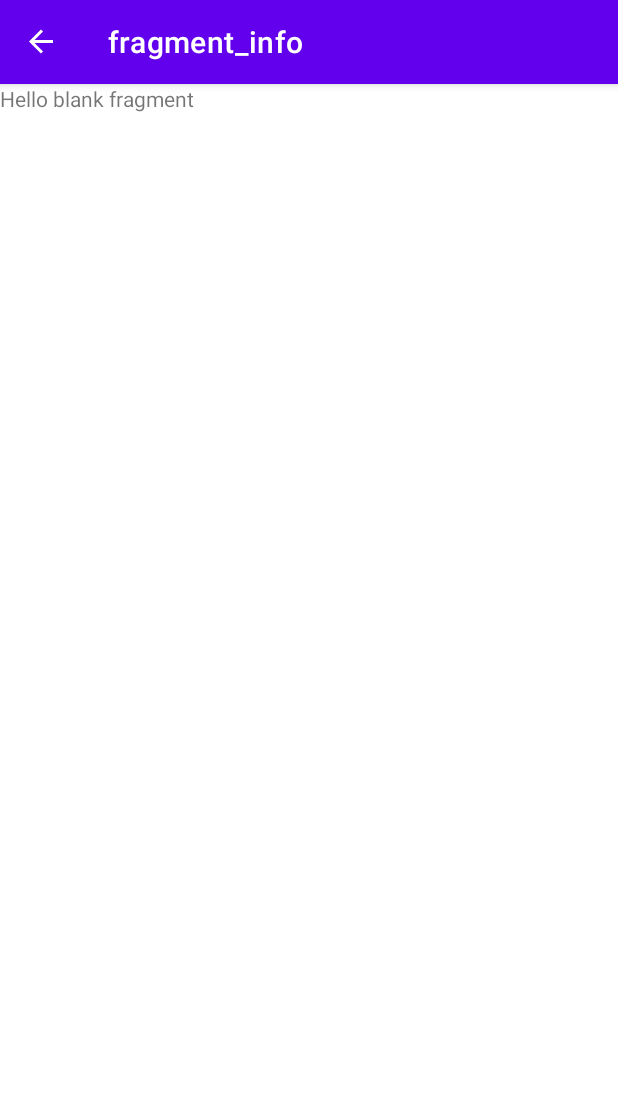
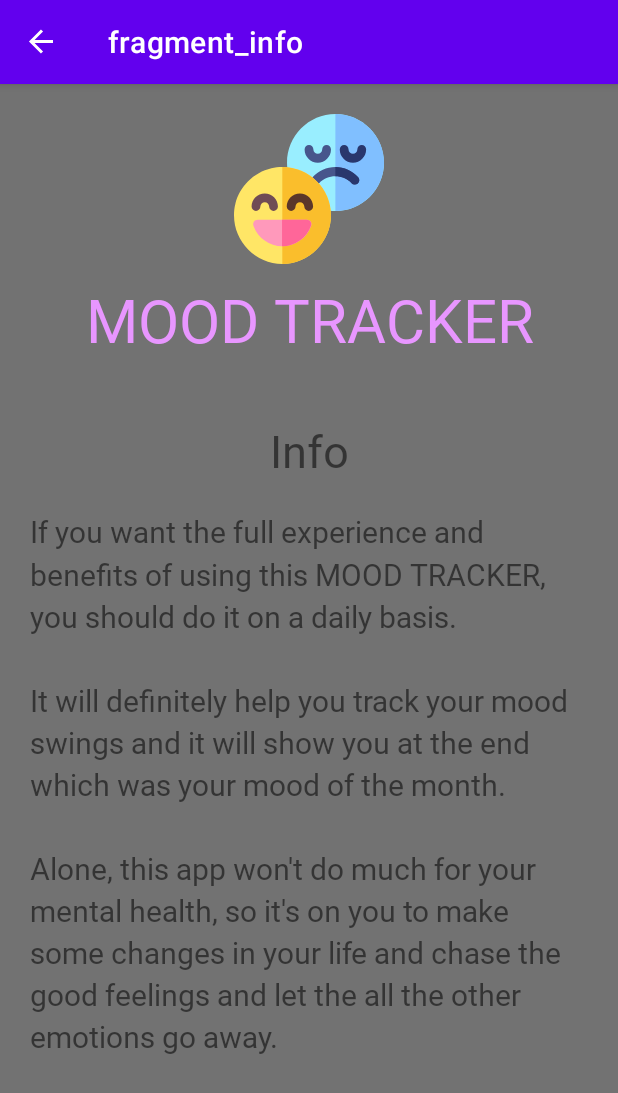
Before and after one commit to giuroperto/udacity_kotlin_exercises, an Android app: the InfoFragment screen opened through its navigation route, on a phone screen of 412 x 824 dp. Shown: the top 1093 px of the screen. Run offline under Robolectric (Android 15) with nearby library versions, the phone set to English and light mode, and no system bars; our stand-ins replace data binding, navigation-ui.

Commit message:
adjusting info page + adding animation between actions

```diff
--- /dev/null
+++ b/5.MoodApp/app/src/main/res/anim/slide_in_right.xml
@@ -0,0 +1,11 @@
+<?xml version="1.0" encoding="utf-8"?>
+<set xmlns:android="http://schemas.android.com/apk/res/android">
+    <translate
+        android:duration="@android:integer/config_shortAnimTime"
+        android:fromXDelta="100%"
+        android:fromYDelta="0%"
+        android:toXDelta="0%"
+        android:toYDelta="0%"
+        />
+
+</set>
--- /dev/null
+++ b/5.MoodApp/app/src/main/res/anim/slide_out_down.xml
@@ -0,0 +1,11 @@
+<?xml version="1.0" encoding="utf-8"?>
+<set xmlns:android="http://schemas.android.com/apk/res/android">
+    <translate
+        android:duration="@android:integer/config_shortAnimTime"
+        android:fromXDelta="0%"
+        android:fromYDelta="0%"
+        android:toXDelta="0%"
+        android:toYDelta="100%"
+        />
+
+</set>
--- a/5.MoodApp/app/src/main/res/layout/fragment_info.xml
+++ b/5.MoodApp/app/src/main/res/layout/fragment_info.xml
@@ -3,19 +3,76 @@
 <layout
     xmlns:android="http://schemas.android.com/apk/res/android"
     xmlns:tools="http://schemas.android.com/tools"
+    xmlns:app="http://schemas.android.com/apk/res-auto"
     >
 
-    <FrameLayout
+    <androidx.constraintlayout.widget.ConstraintLayout
         android:layout_width="match_parent"
         android:layout_height="match_parent"
-        tools:context=".InfoFragment">
+        android:background="@color/t_dark_gray"
+        tools:context=".AboutFragment">
 
-        <!-- TODO: Update blank fragment layout -->
+        <ImageView
+            android:id="@+id/mood_img"
+            android:layout_width="100dp"
+            android:layout_height="100dp"
+            app:srcCompat="@drawable/ic_attitude"
+            app:layout_constraintStart_toStartOf="parent"
+            app:layout_constraintEnd_toEndOf="parent"
+            app:layout_constraintTop_toTopOf="parent"
+            android:layout_margin="@dimen/margin_top"
+            />
+
         <TextView
+            android:id="@+id/app_title"
+            android:layout_width="wrap_content"
+            android:layout_height="wrap_content"
+            style="@style/app_title"
+            android:textSize="40sp"
+            android:text="@string/app_title"
+            app:layout_constraintTop_toBottomOf="@id/mood_img"
+            app:layout_constraintEnd_toEndOf="parent"
+            app:layout_constraintStart_toStartOf="parent"
+            android:layout_marginTop="10dp"
+            />
+
+        <TextView
+            android:id="@+id/about_title"
             android:layout_width="match_parent"
-            android:layout_height="match_parent"
-            android:text="@string/hello_blank_fragment" />
+            android:layout_height="wrap_content"
+            android:text="@string/info"
+            app:layout_constraintTop_toBottomOf="@id/app_title"
+            android:textAlignment="center"
+            app:layout_constraintStart_toStartOf="parent"
+            app:layout_constraintEnd_toEndOf="parent"
+            android:textSize="@dimen/title_txt"
+            android:fontFamily="@font/roboto"
+            android:layout_marginTop="40dp"
+            />
 
-    </FrameLayout>
+        <ScrollView
+            android:layout_width="match_parent"
+            android:layout_height="400dp"
+            app:layout_constraintEnd_toEndOf="parent"
+            app:layout_constraintStart_toStartOf="parent"
+            app:layout_constraintTop_toBottomOf="@id/about_title"
+            android:layout_marginVertical="20dp"
+            >
+
+            <TextView
+                android:id="@+id/about_txt"
+                android:layout_width="match_parent"
+                android:layout_height="wrap_content"
+                android:layout_marginHorizontal="20dp"
+                android:fontFamily="@font/roboto"
+                android:lineSpacingMultiplier="1.2"
+                android:text="@string/mood_tracker_desc"
+                android:textSize="20sp"
+                />
+
+        </ScrollView>
+
+
+    </androidx.constraintlayout.widget.ConstraintLayout>
 
 </layout>
--- a/5.MoodApp/app/src/main/res/navigation/navigation.xml
+++ b/5.MoodApp/app/src/main/res/navigation/navigation.xml
@@ -13,7 +13,10 @@
         tools:layout="@layout/fragment_title" >
         <action
             android:id="@+id/action_titleFragment_to_moodPickerFragment"
-            app:destination="@id/moodPickerFragment" />
+            app:destination="@id/moodPickerFragment"
+            app:enterAnim="@anim/slide_in_right"
+            app:exitAnim="@anim/slide_out_down"
+            />
     </fragment>
     <fragment
         android:id="@+id/moodPickerFragment"
@@ -22,7 +25,10 @@
         tools:layout="@layout/fragment_mood_picker">
         <action
             android:id="@+id/action_moodPickerFragment_to_moodFragment"
-            app:destination="@id/moodFragment" />
+            app:destination="@id/moodFragment"
+            app:enterAnim="@anim/slide_in_right"
+            app:exitAnim="@anim/slide_out_down"
+            />
     </fragment>
     <fragment
         android:id="@+id/aboutFragment"
```
